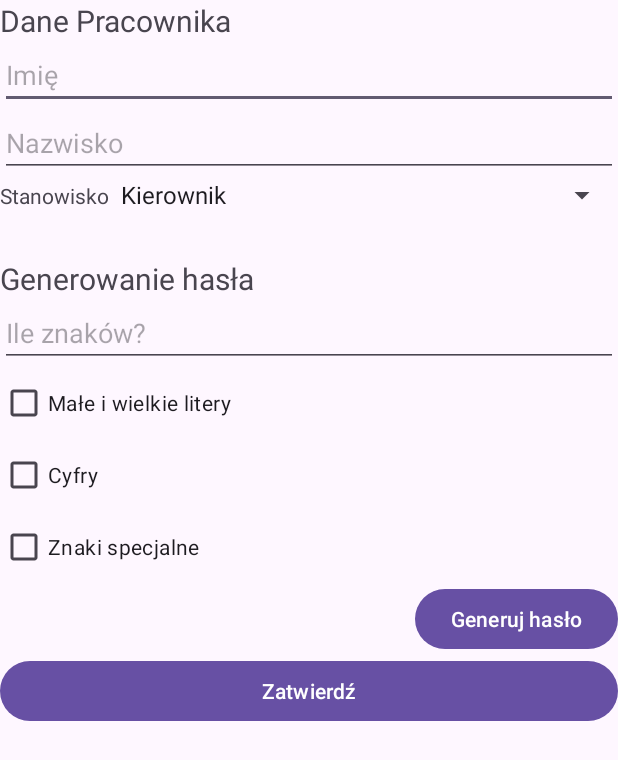
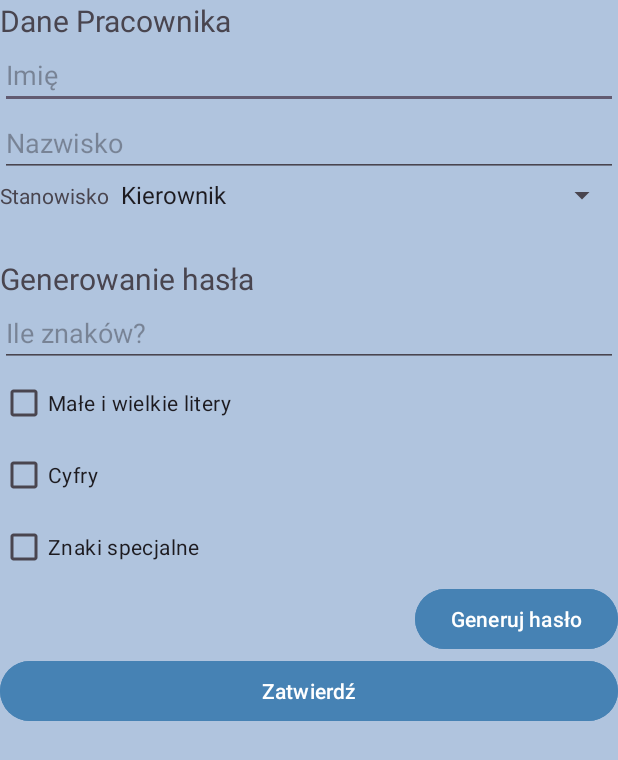
Before and after one commit to Jednaczwarta/ZadanieZaliczenie, an Android app: the screen it shows after launch (MainActivity), on a phone screen of 412 x 824 dp. Shown: the top 760 px of the screen. Run offline under Robolectric (Android 15) with nearby library versions, the phone set to English and light mode, and no system bars.

Commit message:
Zmiany kosmetyczne

```diff
--- a/app/src/main/res/layout/activity_main.xml
+++ b/app/src/main/res/layout/activity_main.xml
@@ -7,7 +7,8 @@
     android:layout_height="match_parent"
     tools:context=".MainActivity"
     android:orientation="vertical"
-    android:padding="20dp">
+    android:padding="20dp"
+    android:background="#B0C4DE">
 
     <TextView
         android:layout_width="wrap_content"
@@ -71,11 +72,13 @@
         android:layout_width="wrap_content"
         android:layout_height="wrap_content"
         android:text="Generuj hasło"
-        android:layout_gravity="end"/>
+        android:layout_gravity="end"
+        android:backgroundTint="#4682B4"/>
 
     <Button
         android:layout_width="match_parent"
         android:layout_height="wrap_content"
-        android:text="Zatwierdź"/>
+        android:text="Zatwierdź"
+        android:backgroundTint="#4682B4"/>
 
 </LinearLayout>
```
